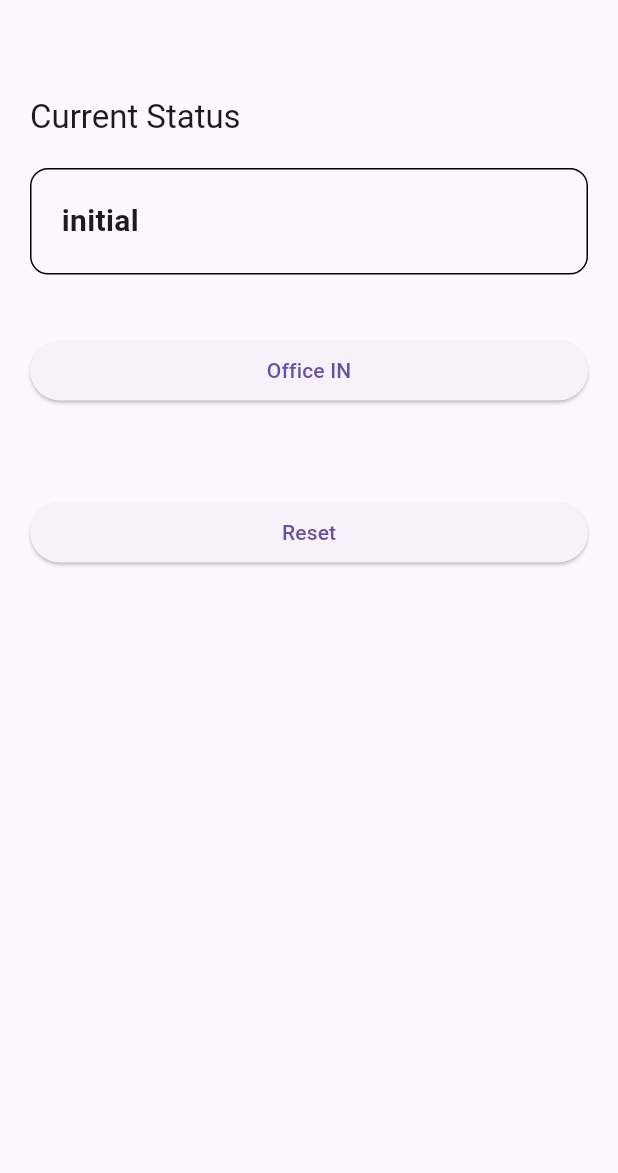
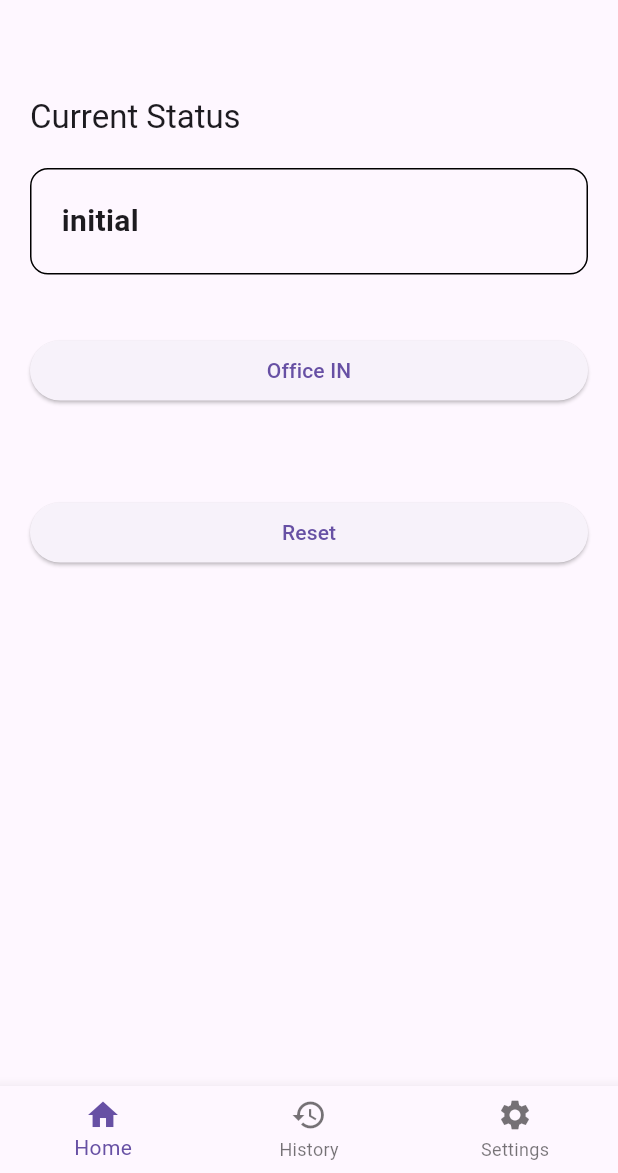
Before and after one commit to AaditAntony/work_pulse, a Flutter app: the screen it shows after launch, on a phone screen of 412 x 824 dp, the part 63-1236 px from its top. Run offline on Flutter 3.47's test engine with Material 3 defaults, Android fonts, the light colour scheme and no system bars; our stand-ins replace equatable, flutter_bloc, hive, hive_flutter; accounts and stored records are empty.

Commit message:
the code of the main is change weere the mainnagigation page is added in the home set

```diff
--- a/lib/main.dart
+++ b/lib/main.dart
@@ -5,6 +5,7 @@ import 'package:hive_flutter/hive_flutter.dart';
 import 'features/attendance/bloc/attendance_bloc.dart';
 import 'features/attendance/models/punch_model.dart';
 import 'features/attendance/pages/home_page.dart';
+import 'features/attendance/pages/main_navigation_page.dart';
 
 void main() async {
 
@@ -28,7 +29,7 @@ class MyApp extends StatelessWidget {
       create: (_) => AttendanceBloc(),
       child: MaterialApp(
         debugShowCheckedModeBanner: false,
-        home: const HomePage(),
+        home: const MainNavigationPage(),
       ),
     );
   }
```
